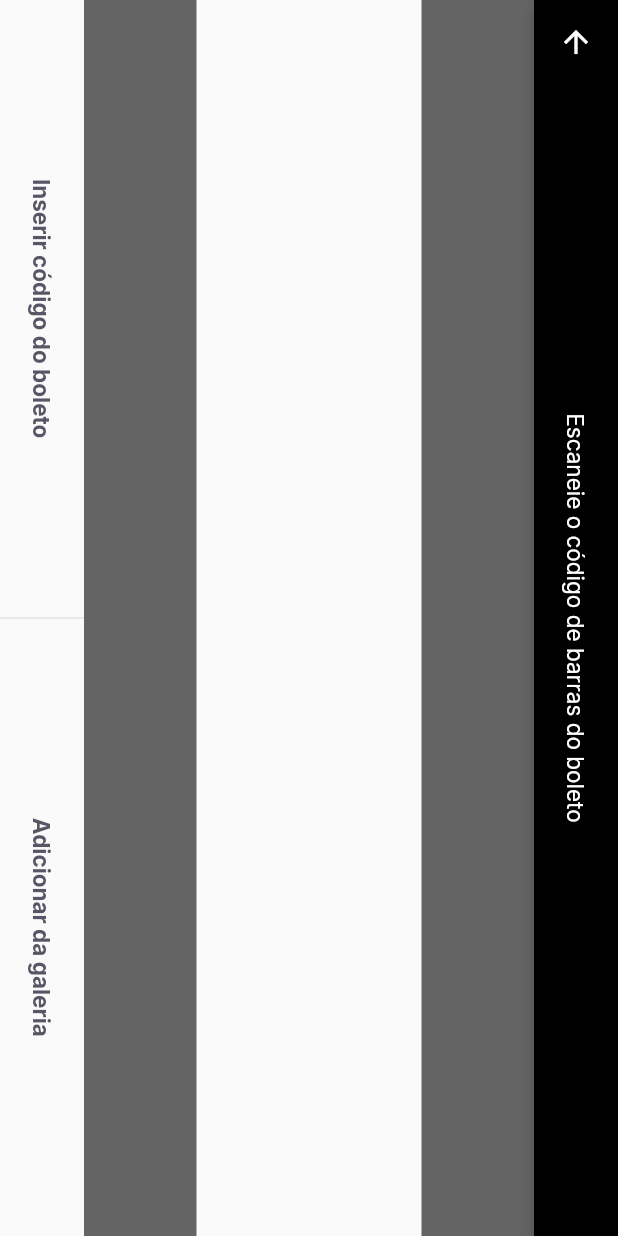
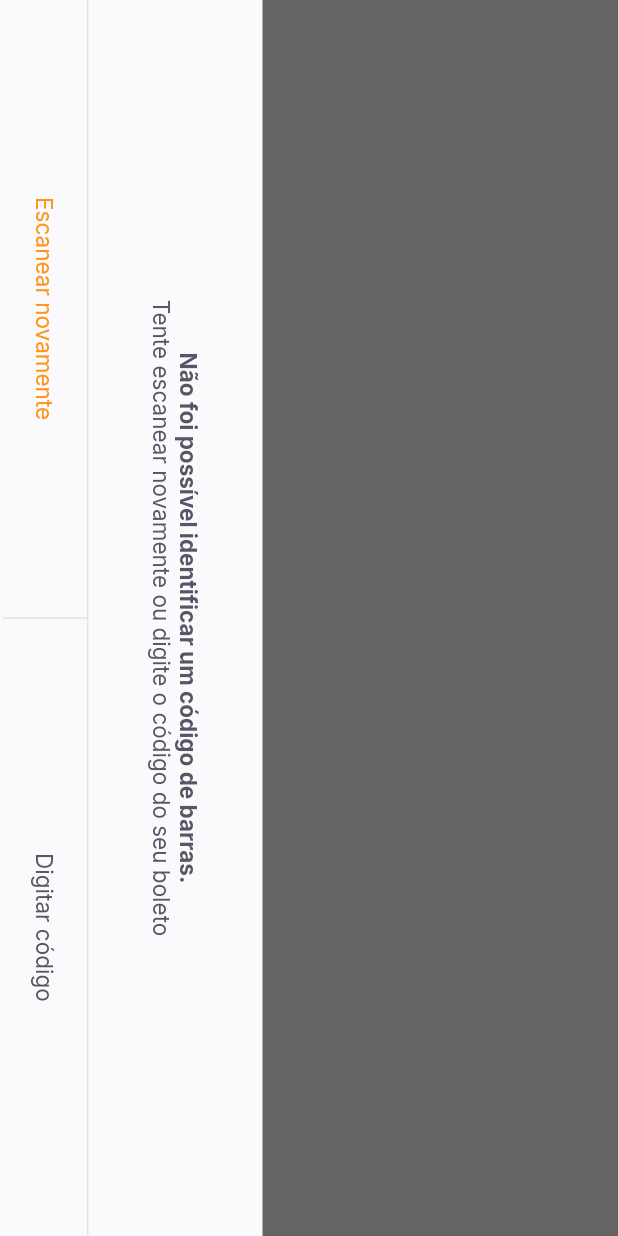
Before and after one commit to Lucas-Braganca/pay_flow, a Flutter app: the BarcodeScannerPage screen opened by its route, on a phone screen of 412 x 824 dp. Run offline on Flutter 3.47's test engine with Material 2 defaults, Android fonts, the phone set to English and light mode, and no system bars; our stand-ins replace firebase_core, google_fonts, google_sign_in, shared_preferences; accounts and stored records are empty.

Commit message:
Bottom sheet

```diff
--- a/lib/modules/barcode_scanner/barcode_scanner_page.dart
+++ b/lib/modules/barcode_scanner/barcode_scanner_page.dart
@@ -1,6 +1,7 @@
 import 'package:flutter/material.dart';
 import 'package:pay_flow/shared/themes/app_colors.dart';
 import 'package:pay_flow/shared/themes/app_text_styles.dart';
+import 'package:pay_flow/shared/widgets/bottom_sheet/bottom_sheet_widget.dart';
 import 'package:pay_flow/shared/widgets/divider_vertical/divider_vertical_widget.dart';
 import 'package:pay_flow/shared/widgets/label_button/label_button.dart';
 import 'package:pay_flow/shared/widgets/set_label_buttons/set_label_buttons.dart';
@@ -15,6 +16,14 @@ class BarcodeScannerPage extends StatefulWidget {
 class _BarcodeScannerPageState extends State<BarcodeScannerPage> {
   @override
   Widget build(BuildContext context) {
+    return BottomSheetWidget(
+      title: 'Não foi possível identificar um código de barras.',
+      subtitle: 'Tente escanear novamente ou digite o código do seu boleto',
+      primaryLabel: 'Escanear novamente',
+      primaryOnPressed: (){},
+      secondaryLabel: 'Digitar código',
+      secondaryOnPressed: (){},
+    );
     return SafeArea(
       top: true,
       bottom: true,
--- /dev/null
+++ b/lib/shared/widgets/bottom_sheet/bottom_sheet_widget.dart
@@ -0,0 +1,75 @@
+import 'package:flutter/material.dart';
+import 'package:pay_flow/shared/themes/app_colors.dart';
+import 'package:pay_flow/shared/themes/app_text_styles.dart';
+import 'package:pay_flow/shared/widgets/set_label_buttons/set_label_buttons.dart';
+
+class BottomSheetWidget extends StatelessWidget {
+  final String title;
+  final String subtitle;
+  final String primaryLabel;
+  final VoidCallback primaryOnPressed;
+  final String secondaryLabel;
+  final VoidCallback secondaryOnPressed;
+  const BottomSheetWidget(
+      {Key? key,
+      required this.primaryLabel,
+      required this.primaryOnPressed,
+      required this.secondaryLabel,
+      required this.secondaryOnPressed,
+      required this.title,
+      required this.subtitle})
+      : super(key: key);
+
+  @override
+  Widget build(BuildContext context) {
+    return SafeArea(
+          child: RotatedBox(
+        quarterTurns: 1,
+            child: Material(
+          child: Container(
+              color: AppColors.shape,
+              child: Column(
+                children: [
+                  Expanded(
+                      child: Container(
+                    color: Colors.black.withOpacity(0.6),
+                  )),
+                  Column(
+                    children: [
+                      Padding(
+                        padding: const EdgeInsets.all(40),
+                        child: Text.rich(
+                          TextSpan(
+                            text: title,
+                            style: TextStyles.buttonBoldHeading,
+                            children: [
+                              TextSpan(
+                                text: '\n$subtitle',
+                                style: TextStyles.buttonHeading,
+                              ),
+                            ],
+                          ),
+                          textAlign: TextAlign.center,
+                        ),
+                      ),
+                      Container(
+                        height: 1,
+                        color: AppColors.stroke,
+                      ),
+                      SetLabelButtons(
+                        enablePrimaryColor: true,
+                        primaryLabel: primaryLabel,
+                        primaryOnPressed: primaryOnPressed,
+                        secondaryLabel: secondaryLabel,
+                        secondaryOnPressed: secondaryOnPressed,
+                      ),
+                      SizedBox(height: 2)
+                    ],
+                  ),
+                ],
+              )),
+        ),
+      ),
+    );
+  }
+}
--- a/lib/shared/widgets/label_button/label_button.dart
+++ b/lib/shared/widgets/label_button/label_button.dart
@@ -4,10 +4,13 @@ import 'package:pay_flow/shared/themes/app_text_styles.dart';
 class LabelButton extends StatelessWidget {
   final String label;
   final VoidCallback onPressed;
+  final TextStyle? style;
+
   const LabelButton({
     Key? key,
     required this.label,
     required this.onPressed,
+    this.style,
   }) : super(key: key);
 
   @override
@@ -16,7 +19,7 @@ class LabelButton extends StatelessWidget {
       height: 56,
       child: TextButton(
         onPressed: onPressed,
-        child: Text(label, style: TextStyles.buttonBoldHeading),
+        child: Text(label, style: style ?? TextStyles.buttonHeading),
       ),
     );
   }
--- a/lib/shared/widgets/set_label_buttons/set_label_buttons.dart
+++ b/lib/shared/widgets/set_label_buttons/set_label_buttons.dart
@@ -1,4 +1,5 @@
 import 'package:flutter/material.dart';
+import 'package:pay_flow/shared/themes/app_text_styles.dart';
 import 'package:pay_flow/shared/widgets/divider_vertical/divider_vertical_widget.dart';
 import 'package:pay_flow/shared/widgets/label_button/label_button.dart';
 
@@ -7,13 +8,14 @@ class SetLabelButtons extends StatelessWidget {
   final VoidCallback primaryOnPressed;
   final String secondaryLabel;
   final VoidCallback secondaryOnPressed;
+  final bool enablePrimaryColor;
 
   const SetLabelButtons(
       {Key? key,
       required this.primaryLabel,
       required this.primaryOnPressed,
       required this.secondaryLabel,
-      required this.secondaryOnPressed})
+      required this.secondaryOnPressed, this.enablePrimaryColor = false})
       : super(key: key);
 
   @override
@@ -26,6 +28,7 @@ class SetLabelButtons extends StatelessWidget {
             child: LabelButton(
               label: primaryLabel,
               onPressed: primaryOnPressed,
+              style: enablePrimaryColor ? TextStyles.buttonPrimary : null,
             ),
           ),
           DividerVerticalWidget(),
```
